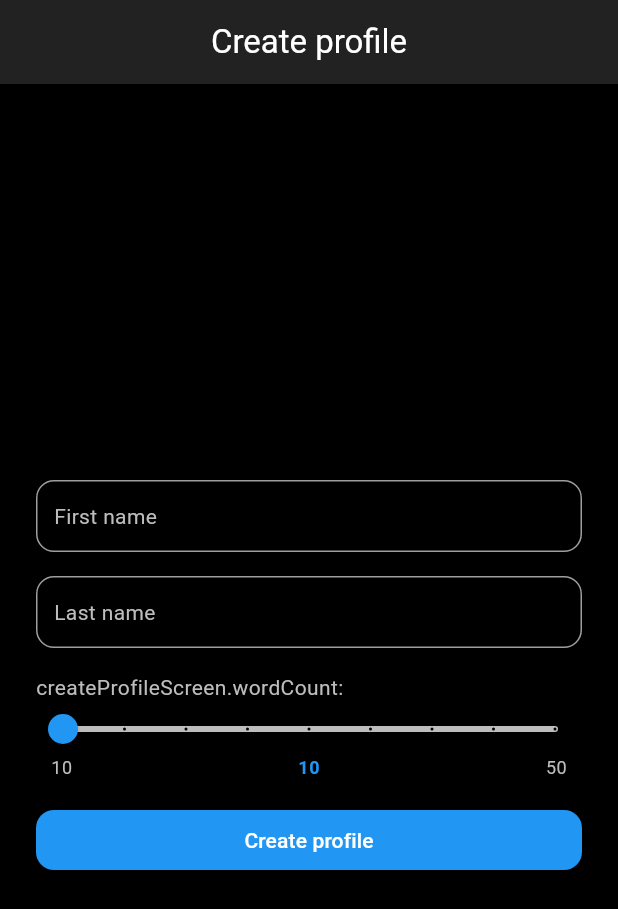
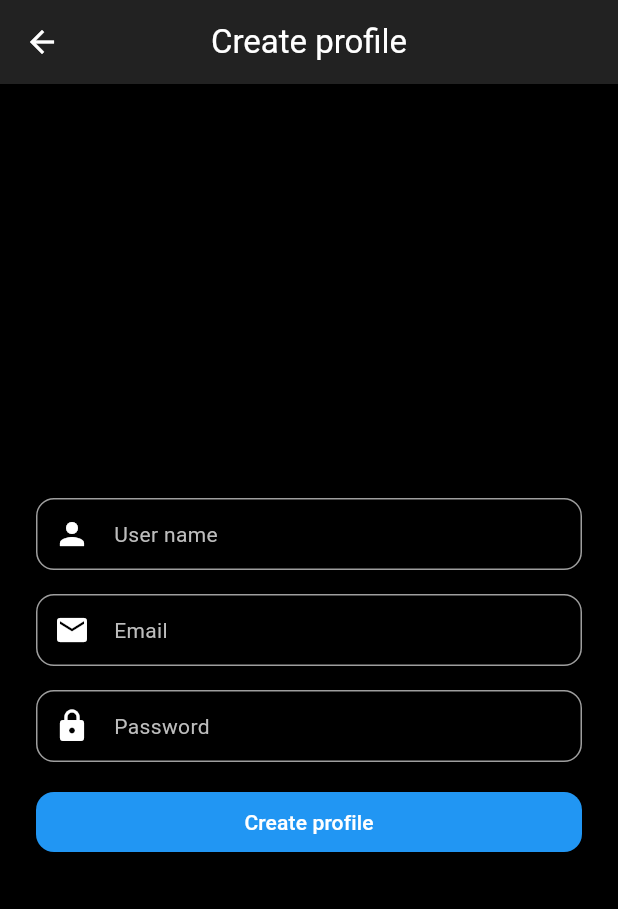
Before and after one commit to vladimir-matveenko/chatting_app, a Flutter app: the screen it shows after launch, after a tap on "Create profile", on a phone screen of 412 x 824 dp. Shown: the top 909 px of the screen. Run offline on Flutter 3.47's test engine with Material 3 defaults, Android fonts, the phone set to English and light mode, and no system bars; our stand-ins replace cached_network_image, dartz, dio, easy_localization, equatable, flutter_bloc and 7 more; network calls fail.

Commit message:
login and profile changed

```diff
--- a/lib/core/presentation/widgets/one_value_slider.dart
+++ /dev/null
@@ -1,73 +0,0 @@
-import 'package:flutter/material.dart';
-
-class OneValueSlider extends StatefulWidget {
-  const OneValueSlider({
-    super.key,
-    this.initValue,
-    this.isActive = true,
-    required this.onChanged,
-  });
-
-  final int? initValue;
-  final bool isActive;
-  final Function(int) onChanged;
-
-  @override
-  State<OneValueSlider> createState() => _OneValueSliderState();
-}
-
-class _OneValueSliderState extends State<OneValueSlider> {
-  final _minValue = 10.0;
-  final _maxValue = 50.0;
-  final _step = 5.0;
-  double _currentValue = 10;
-
-  @override
-  void initState() {
-    _currentValue = (widget.initValue?.toDouble() ?? 10);
-    super.initState();
-  }
-
-  @override
-  Widget build(BuildContext context) {
-    final theme = Theme.of(context);
-    final labelStyle = theme.textTheme.bodySmall;
-    return Column(
-      spacing: 8.0,
-      children: [
-        Slider(
-          value: _currentValue,
-          max: _maxValue,
-          min: _minValue,
-          divisions: ((_maxValue - _minValue) / _step).round(),
-          label: _currentValue.round().toString(),
-          onChanged: widget.isActive
-              ? (value) {
-                  setState(() {
-                    _currentValue = value;
-                    widget.onChanged(value.toInt());
-                  });
-                }
-              : null,
-        ),
-        Padding(
-          padding: const .symmetric(horizontal: 10.0),
-          child: Row(
-            mainAxisAlignment: .spaceBetween,
-            children: [
-              Text(_minValue.round().toString(), style: labelStyle),
-              Text(
-                _currentValue.round().toString(),
-                style: labelStyle?.copyWith(
-                  color: theme.colorScheme.primary,
-                  fontWeight: FontWeight.w600,
-                ),
-              ),
-              Text(_maxValue.round().toString(), style: labelStyle),
-            ],
-          ),
-        ),
-      ],
-    );
-  }
-}
--- /dev/null
+++ b/lib/core/presentation/widgets/text_fields/email_text_field.dart
@@ -0,0 +1,34 @@
+import 'package:easy_localization/easy_localization.dart';
+import 'package:flutter/material.dart';
+
+import 'app_text_form_field.dart';
+
+class EmailTextField extends StatelessWidget {
+  const EmailTextField({
+    super.key,
+    required this.enabled,
+    required this.emailController,
+  });
+
+  final bool enabled;
+  final TextEditingController emailController;
+
+  @override
+  Widget build(BuildContext context) {
+    return AppTextFormField(
+      controller: emailController,
+      enabled: enabled,
+      keyboardType: TextInputType.emailAddress,
+      decoration: InputDecoration(
+        hintText: 'loginScreen.fieldNameEmail'.tr(),
+        prefixIcon: const Icon(Icons.email),
+      ),
+      validator: (value) {
+        if (value == null || value.isEmpty) {
+          return 'fieldValidation.enterPassword'.tr();
+        }
+        return null;
+      },
+    );
+  }
+}
--- /dev/null
+++ b/lib/core/presentation/widgets/text_fields/password_field.dart
@@ -0,0 +1,54 @@
+import 'package:easy_localization/easy_localization.dart';
+import 'package:flutter/material.dart';
+
+import 'app_text_form_field.dart';
+
+class PasswordTextField extends StatelessWidget {
+  const PasswordTextField({
+    super.key,
+    required this.enabled,
+    required this.passwordController,
+    required this.obscure,
+    required this.onObscureChanged,
+    this.hintText,
+  });
+
+  final bool enabled;
+  final TextEditingController passwordController;
+  final ValueNotifier<bool> obscure;
+  final Function(bool) onObscureChanged;
+  final String? hintText;
+
+  @override
+  Widget build(BuildContext context) {
+    return ValueListenableBuilder<bool>(
+      valueListenable: obscure,
+      builder: (context, value, child) {
+        return AppTextFormField(
+          controller: passwordController,
+          enabled: enabled,
+          obscureText: value,
+          maxLines: 1,
+          decoration: InputDecoration(
+            hintText: hintText ?? 'loginScreen.fieldNamePassword'.tr(),
+            prefixIcon: GestureDetector(
+              onTap: () {
+                onObscureChanged(!obscure.value);
+              },
+              child: Icon(value ? Icons.lock : Icons.lock_open),
+            ),
+          ),
+          validator: (value) {
+            if (value == null || value.isEmpty) {
+              return 'fieldValidation.enterPassword'.tr();
+            }
+            if (value.length < 8) {
+              return 'fieldValidation.minPasLength'.tr();
+            }
+            return null;
+          },
+        );
+      },
+    );
+  }
+}
--- /dev/null
+++ b/lib/core/presentation/widgets/text_fields/username_text_field.dart
@@ -0,0 +1,36 @@
+import 'package:easy_localization/easy_localization.dart';
+import 'package:flutter/material.dart';
+
+import 'app_text_form_field.dart';
+
+class UsernameTextField extends StatelessWidget {
+  const UsernameTextField({
+    super.key,
+    required this.enabled,
+    required this.userNameController,
+    this.hintText,
+  });
+
+  final bool enabled;
+  final TextEditingController userNameController;
+  final String? hintText;
+
+  @override
+  Widget build(BuildContext context) {
+    return AppTextFormField(
+      controller: userNameController,
+      enabled: enabled,
+      keyboardType: .name,
+      decoration: InputDecoration(
+        hintText: hintText ?? 'createProfileScreen.fieldUserName'.tr(),
+        prefixIcon: const Icon(Icons.person),
+      ),
+      validator: (value) {
+        if (value == null || value.isEmpty) {
+          return 'fieldValidation.fieldIsRequired'.tr();
+        }
+        return null;
+      },
+    );
+  }
+}
--- a/lib/features/login/presentation/cubit/cubit.dart
+++ b/lib/features/login/presentation/cubit/cubit.dart
@@ -33,4 +33,8 @@ class LoginCubit extends Cubit<LoginState> {
       },
     );
   }
+
+  Future<void> onLogout() async {
+    emit(state.copyWith(error: '', status: LoginStatus.unknown));
+  }
 }
--- a/lib/features/login/presentation/screens/login_screen.dart
+++ b/lib/features/login/presentation/screens/login_screen.dart
@@ -1,3 +1,5 @@
+import 'package:chatting_app/core/presentation/widgets/text_fields/email_text_field.dart';
+import 'package:chatting_app/core/presentation/widgets/text_fields/password_field.dart';
 import 'package:chatting_app/features/auth/presentation/cubit/cubit.dart';
 import 'package:chatting_app/features/login/presentation/cubit/cubit.dart';
 import 'package:chatting_app/features/login/presentation/cubit/state.dart';
@@ -8,7 +10,6 @@ import 'package:go_router/go_router.dart';
 
 import '../../../../app/router/app_routes.dart';
 import '../../../../core/presentation/widgets/app_message.dart';
-import '../../../../core/presentation/widgets/app_text_form_field.dart';
 
 class LoginScreen extends StatefulWidget {
   const LoginScreen({super.key});
@@ -21,7 +22,7 @@ class _LoginScreenState extends State<LoginScreen> {
   final _formKey = GlobalKey<FormState>();
   final _emailController = TextEditingController();
   final _passwordController = TextEditingController();
-  var obscure = true;
+  final obscure = ValueNotifier<bool>(true);
 
   void handleLogin() {
     if (_formKey.currentState!.validate()) {
@@ -33,9 +34,7 @@ class _LoginScreenState extends State<LoginScreen> {
   }
 
   void obscureIcon() {
-    setState(() {
-      obscure = !obscure;
-    });
+    obscure.value = !obscure.value;
   }
 
   @override
@@ -87,38 +86,16 @@ class _LoginScreenState extends State<LoginScreen> {
                       color: theme.colorScheme.primary,
                     ),
                     const SizedBox(height: 40.0),
-                    AppTextFormField(
-                      controller: _emailController,
+                    EmailTextField(
                       enabled: !isLoading,
-                      keyboardType: TextInputType.emailAddress,
-                      decoration: InputDecoration(
-                        labelText: 'loginScreen.fieldNameEmail'.tr(),
-                        prefix: const Icon(Icons.email),
-                      ),
-                      validator: (value) {
-                        if (value == null || value.isEmpty) {
-                          return 'fieldValidation.enterPassword'.tr();
-                        }
-                        return null;
-                      },
+                      emailController: _emailController,
                     ),
-                    AppTextFormField(
-                      controller: _passwordController,
+                    PasswordTextField(
                       enabled: !isLoading,
-                      obscureText: obscure,
-                      maxLines: 1,
-                      decoration: InputDecoration(
-                        labelText: 'loginScreen.fieldNamePassword'.tr(),
-                        prefix: GestureDetector(
-                          onTap: obscureIcon,
-                          child: Icon(obscure ? Icons.lock : Icons.lock_open),
-                        ),
-                      ),
-                      validator: (value) {
-                        if (value == null || value.isEmpty) {
-                          return 'fieldValidation.enterPassword'.tr();
-                        }
-                        return null;
+                      passwordController: _passwordController,
+                      obscure: obscure,
+                      onObscureChanged: (value) {
+                        obscure.value = value;
                       },
                     ),
                     ElevatedButton(
@@ -135,7 +112,7 @@ class _LoginScreenState extends State<LoginScreen> {
                     ),
                     TextButton(
                       onPressed: () {
-                        context.go(AppRoutes.createProfile);
+                        context.push(AppRoutes.createProfile);
                       },
                       child: Text('createProfileScreen.screenName'.tr()),
                     ),
--- a/lib/features/profile/presentation/screens/create_profile_screen.dart
+++ b/lib/features/profile/presentation/screens/create_profile_screen.dart
@@ -2,9 +2,10 @@ import 'package:easy_localization/easy_localization.dart';
 import 'package:flutter/material.dart';
 import 'package:flutter_bloc/flutter_bloc.dart';
 
+import '../../../../core/presentation/widgets/app_back_button.dart';
 import '../../../auth/presentation/cubit/cubit.dart';
 import '../cubit/cubit.dart';
-import '../widgets/profile_form.dart';
+import '../widgets/create_profile_form.dart';
 import '../widgets/profile_screen_wrapper.dart';
 
 class CreateProfileScreen extends StatefulWidget {
@@ -16,25 +17,25 @@ class CreateProfileScreen extends StatefulWidget {
 
 class _CreateProfileScreenState extends State<CreateProfileScreen> {
   final _formKey = GlobalKey<FormState>();
-  final _firstNameController = TextEditingController();
-  final _lastNameController = TextEditingController();
-  int _wordCount = 10;
+  final _userNameController = TextEditingController();
+  final _emailController = TextEditingController();
+  final _passwordController = TextEditingController();
+  final obscure = ValueNotifier<bool>(true);
   bool jobDone = false;
 
   void _handleCreateProfile() {
     if (_formKey.currentState!.validate()) {
       context.read<ProfileCubit>().createProfile(
-        firstName: _firstNameController.text,
-        lastName: _lastNameController.text,
-        wordCount: _wordCount,
+        firstName: _userNameController.text,
+        lastName: _emailController.text,
       );
     }
   }
 
   @override
   void dispose() {
-    _firstNameController.dispose();
-    _lastNameController.dispose();
+    _userNameController.dispose();
+    _emailController.dispose();
     super.dispose();
   }
 
@@ -44,6 +45,7 @@ class _CreateProfileScreenState extends State<CreateProfileScreen> {
       appBar: AppBar(
         title: Text('createProfileScreen.screenName'.tr()),
         centerTitle: true,
+        leading: const AppBackButton(),
       ),
       resizeToAvoidBottomInset: true,
       body: ProfileScreenWrapper(
@@ -51,17 +53,19 @@ class _CreateProfileScreenState extends State<CreateProfileScreen> {
         buildBody: (context, state) {
           final isLoading = state.isLoading;
           final isBlocked = jobDone;
-          return ProfileForm(
+          return CreateProfileForm(
             isFormActive: !isLoading && !isBlocked,
             isLoading: isLoading,
             formKey: _formKey,
-            firstNameController: _firstNameController,
-            lastNameController: _lastNameController,
-            onWordCountChanged: (count) {
-              _wordCount = count;
-            },
+            userNameController: _userNameController,
+            emailController: _emailController,
+            passwordController: _passwordController,
             onSaveTapped: _handleCreateProfile,
             mainButtonText: 'createProfileScreen.btnCreate'.tr(),
+            obscure: obscure,
+            onObscureChanged: (value) {
+              obscure.value = value;
+            },
           );
         },
         onJobDone: () {
--- a/lib/features/profile/presentation/screens/profile_screen.dart
+++ b/lib/features/profile/presentation/screens/profile_screen.dart
@@ -1,3 +1,4 @@
+import 'package:chatting_app/features/login/presentation/cubit/cubit.dart';
 import 'package:easy_localization/easy_localization.dart';
 import 'package:flutter/material.dart';
 import 'package:flutter_bloc/flutter_bloc.dart';
@@ -22,6 +23,7 @@ class ProfileScreen extends StatefulWidget {
 class _ProfileScreenState extends State<ProfileScreen> {
   late ProfileCubit cubit;
   late AuthCubit authCubit;
+  late LoginCubit loginCubit;
 
   @override
   void initState() {
@@ -29,6 +31,7 @@ class _ProfileScreenState extends State<ProfileScreen> {
     cubit = context.read<ProfileCubit>();
     cubit.loadProfile();
     authCubit = context.read<AuthCubit>();
+    loginCubit = context.read<LoginCubit>();
   }
 
   @override
@@ -93,6 +96,7 @@ class _ProfileScreenState extends State<ProfileScreen> {
                     OutlinedButton(
                       onPressed: () {
                         authCubit.logout();
+                        loginCubit.onLogout();
                       },
                       child: Text('profileScreen.logout'.tr()),
                     ),
@@ -111,6 +115,7 @@ class _ProfileScreenState extends State<ProfileScreen> {
                         if (result) {
                           cubit.deleteProfile();
                           authCubit.logout();
+                          loginCubit.onLogout();
                         }
                       },
                       child: Text('profileScreen.btnRemoveProfile'.tr()),
--- /dev/null
+++ b/lib/features/profile/presentation/widgets/create_profile_form.dart
@@ -0,0 +1,75 @@
+import 'package:chatting_app/core/presentation/widgets/text_fields/email_text_field.dart';
+import 'package:flutter/material.dart';
+
+import '../../../../core/presentation/widgets/app_loader.dart';
+import '../../../../core/presentation/widgets/text_fields/password_field.dart';
+import '../../../../core/presentation/widgets/text_fields/username_text_field.dart';
+
+class CreateProfileForm extends StatelessWidget {
+  const CreateProfileForm({
+    super.key,
+    required this.isFormActive,
+    required this.isLoading,
+    required this.formKey,
+    required this.userNameController,
+    required this.emailController,
+    required this.passwordController,
+    required this.onSaveTapped,
+    required this.mainButtonText,
+    required this.obscure,
+    required this.onObscureChanged,
+  });
+
+  final bool isFormActive;
+  final bool isLoading;
+  final GlobalKey<FormState> formKey;
+  final TextEditingController userNameController;
+  final TextEditingController emailController;
+  final TextEditingController passwordController;
+  final VoidCallback onSaveTapped;
+  final String mainButtonText;
+  final ValueNotifier<bool> obscure;
+  final Function(bool) onObscureChanged;
+
+  @override
+  Widget build(BuildContext context) {
+    return Center(
+      child: SingleChildScrollView(
+        padding: .only(
+          top: 24.0,
+          left: 24.0,
+          right: 24.0,
+          bottom: MediaQuery.of(context).viewInsets.bottom,
+        ),
+        child: Form(
+          key: formKey,
+          child: Column(
+            mainAxisAlignment: .start,
+            crossAxisAlignment: .stretch,
+            spacing: 16.0,
+            children: [
+              UsernameTextField(
+                enabled: isFormActive,
+                userNameController: userNameController,
+              ),
+              EmailTextField(
+                enabled: isFormActive,
+                emailController: emailController,
+              ),
+              PasswordTextField(
+                enabled: isFormActive,
+                passwordController: passwordController,
+                obscure: obscure,
+                onObscureChanged: onObscureChanged,
+              ),
+              ElevatedButton(
+                onPressed: !isFormActive ? null : onSaveTapped,
+                child: isLoading ? AppLoader.small() : Text(mainButtonText),
+              ),
+            ],
+          ),
+        ),
+      ),
+    );
+  }
+}
--- a/lib/features/profile/presentation/widgets/profile_form.dart
+++ /dev/null
@@ -1,95 +0,0 @@
-import 'package:easy_localization/easy_localization.dart';
-import 'package:flutter/material.dart';
-
-import '../../../../core/presentation/widgets/app_loader.dart';
-import '../../../../core/presentation/widgets/app_text_form_field.dart';
-import '../../../../core/presentation/widgets/one_value_slider.dart';
-
-class ProfileForm extends StatelessWidget {
-  const ProfileForm({
-    super.key,
-    required this.isFormActive,
-    required this.isLoading,
-    required this.formKey,
-    required this.firstNameController,
-    required this.lastNameController,
-    this.initWordsCount,
-    required this.onWordCountChanged,
-    required this.onSaveTapped,
-    required this.mainButtonText,
-  });
-
-  final bool isFormActive;
-  final bool isLoading;
-  final GlobalKey<FormState> formKey;
-  final TextEditingController firstNameController;
-  final TextEditingController lastNameController;
-  final int? initWordsCount;
-  final Function(int) onWordCountChanged;
-  final VoidCallback onSaveTapped;
-  final String mainButtonText;
-
-  @override
-  Widget build(BuildContext context) {
-    return Center(
-      child: SingleChildScrollView(
-        padding: .only(
-          top: 24.0,
-          left: 24.0,
-          right: 24.0,
-          bottom: MediaQuery.of(context).viewInsets.bottom,
-        ),
-        child: Form(
-          key: formKey,
-          child: Column(
-            mainAxisAlignment: .start,
-            crossAxisAlignment: .stretch,
-            spacing: 16.0,
-            children: [
-              AppTextFormField(
-                controller: firstNameController,
-                enabled: isFormActive,
-                keyboardType: .name,
-                hintText: 'createProfileScreen.fieldFirstName'.tr(),
-                validator: (value) {
-                  if (value == null || value.isEmpty) {
-                    return 'fieldValidation.fieldIsRequired'.tr();
-                  }
-                  return null;
-                },
-              ),
-              AppTextFormField(
-                controller: lastNameController,
-                enabled: isFormActive,
-                keyboardType: .name,
-                hintText: 'createProfileScreen.fieldLastName'.tr(),
-                validator: (value) {
-                  if (value == null || value.isEmpty) {
-                    return 'fieldValidation.fieldIsRequired'.tr();
-                  }
-                  return null;
-                },
-              ),
-              Column(
-                crossAxisAlignment: .start,
-                spacing: 8.0,
-                children: [
-                  Text('${'createProfileScreen.wordCount'.tr()}:'),
-                  OneValueSlider(
-                    isActive: isFormActive,
-                    initValue: initWordsCount,
-                    onChanged: onWordCountChanged,
-                  ),
-                ],
-              ),
-              ElevatedButton(
-                onPressed: !isFormActive ? null : onSaveTapped,
-                child: isLoading ? AppLoader.small() : Text(mainButtonText),
-              ),
-            ],
-          ),
-        ),
-      ),
-    );
-  }
-}
```
Also changed, not shown: assets/translations/en-US.json (+5 -3 lines), assets/translations/ru-RU.json (+5 -3 lines), lib/core/presentation/widgets/one_field_form.dart (deleted, +0 -40 lines), lib/features/profile/presentation/screens/edit_profile_screen.dart (+8 -20 lines), lib/features/profile/presentation/widgets/edit_profile_form.dart (added, +61 -0 lines), lib/core/presentation/widgets/text_fields/app_text_form_field.dart (renamed from lib/core/presentation/widgets/app_text_form_field.dart).
